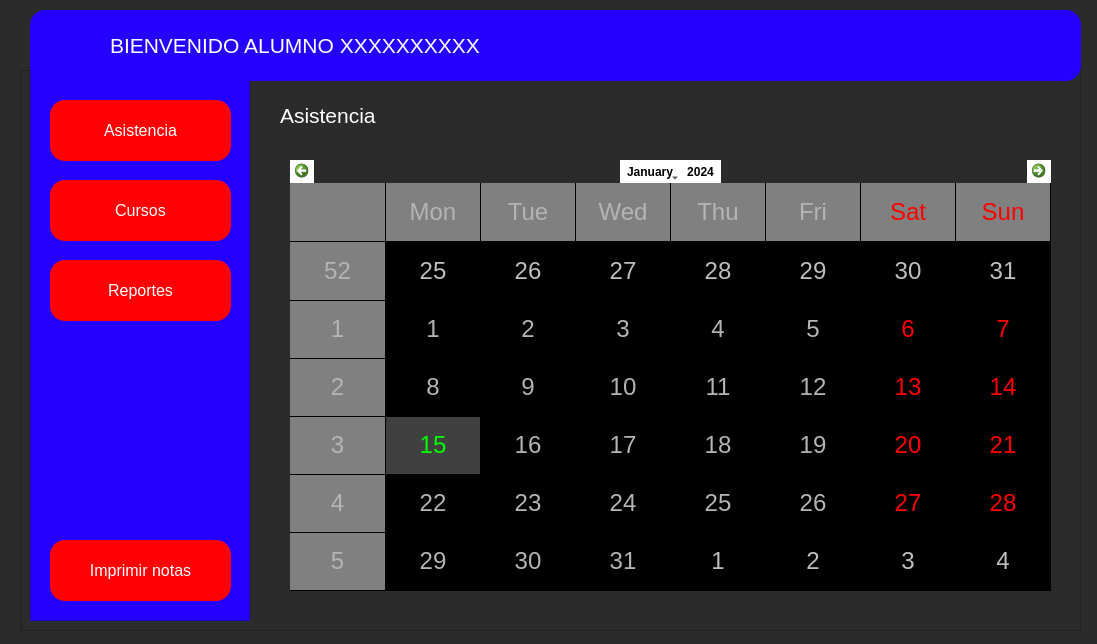
Giavic/Taller_de_software_TF, file entrar.ui: the form before one commit.
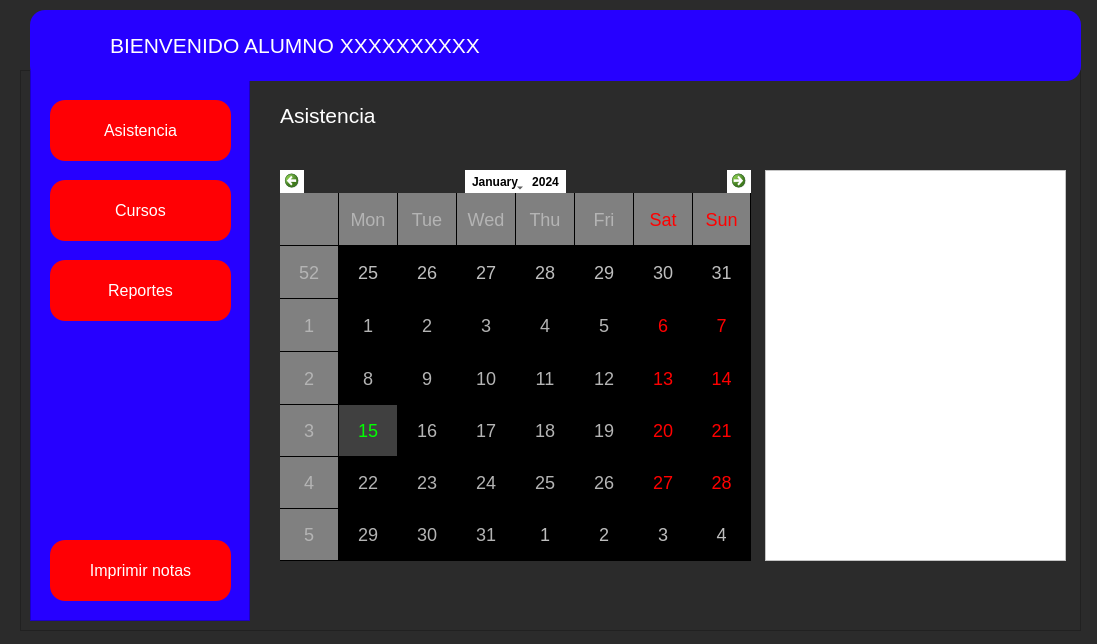
The form after the commit. Icons and pictures are not drawn.

```diff
--- a/entrar.ui
+++ b/entrar.ui
@@ -359,10 +359,10 @@
       <widget class="QCalendarWidget" name="calendarWidget">
        <property name="geometry">
         <rect>
-         <x>50</x>
-         <y>90</y>
-         <width>761</width>
-         <height>431</height>
+         <x>40</x>
+         <y>100</y>
+         <width>471</width>
+         <height>391</height>
         </rect>
        </property>
        <property name="styleSheet">
@@ -377,7 +377,7 @@
 
 QCalendarWidget QAbstractItemView:enabled 
   {
-  	font-size:24px;  
+  	font-size:18px;  
   	color: rgb(180, 180, 180);  
   	background-color: black;  
   	selection-background-color: rgb(64, 64, 64); 
@@ -389,6 +389,20 @@
         <bool>true</bool>
        </property>
       </widget>
+      <widget class="QListWidget" name="listWidget">
+       <property name="geometry">
+        <rect>
+         <x>525</x>
+         <y>100</y>
+         <width>301</width>
+         <height>391</height>
+        </rect>
+       </property>
+       <property name="styleSheet">
+        <string notr="true">background-color: rgb(255, 255, 255);
+color: rgb(0, 0, 0);</string>
+       </property>
+      </widget>
      </widget>
      <widget class="QWidget" name="page_cursos">
       <widget class="QPushButton" name="pushButton_8">
```
